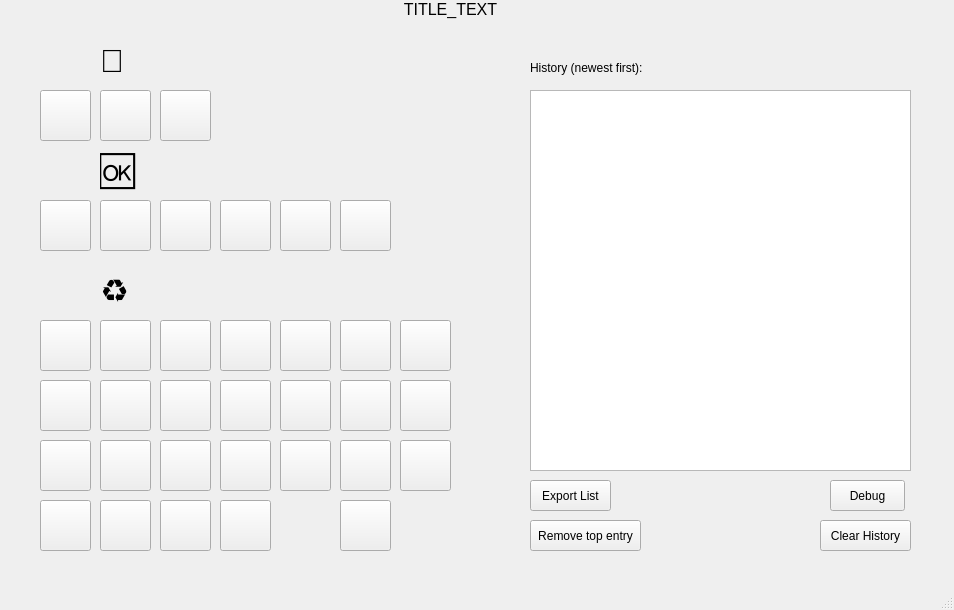
Qt form src/gui_watcher_tracker.ui (ThePi1/poe-gem-arbitrage) before a commit.
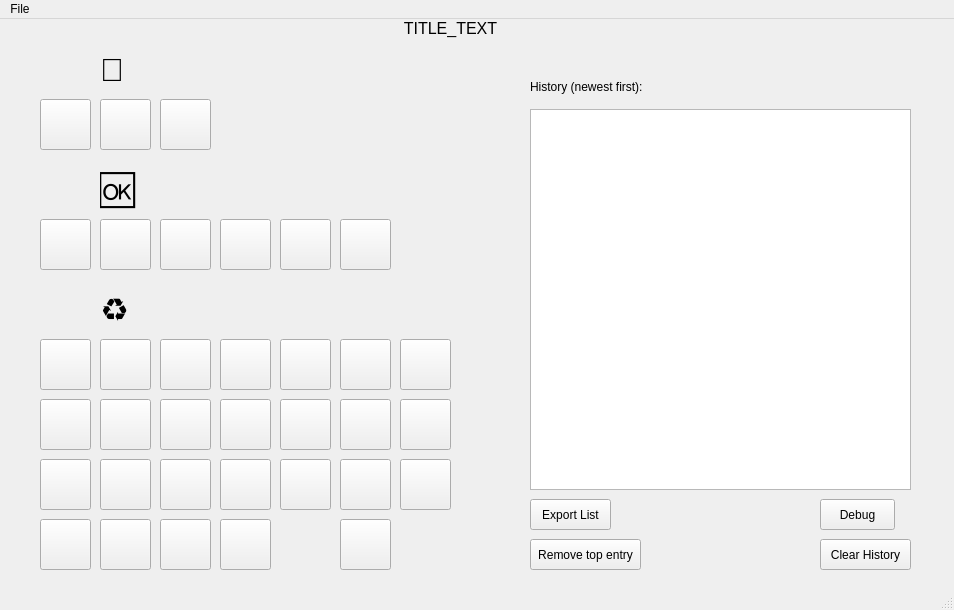
The same form after that commit. Icons and pictures are not drawn.

Commit message: Adding merge and calculate function for watcher calcs (#36)

Diff of the .ui file:
```diff
--- a/src/gui_watcher_tracker.ui
+++ b/src/gui_watcher_tracker.ui
@@ -57,7 +57,7 @@
     <property name="geometry">
      <rect>
       <x>40</x>
-      <y>90</y>
+      <y>80</y>
       <width>51</width>
       <height>51</height>
      </rect>
@@ -83,7 +83,7 @@
     <property name="geometry">
      <rect>
       <x>100</x>
-      <y>40</y>
+      <y>30</y>
       <width>41</width>
       <height>41</height>
      </rect>
@@ -121,8 +121,8 @@
    <widget class="QPushButton" name="pb_gmp">
     <property name="geometry">
      <rect>
-      <x>100</x>
-      <y>90</y>
+      <x>160</x>
+      <y>80</y>
       <width>51</width>
       <height>51</height>
      </rect>
@@ -144,8 +144,8 @@
    <widget class="QPushButton" name="pb_echo">
     <property name="geometry">
      <rect>
-      <x>160</x>
-      <y>90</y>
+      <x>100</x>
+      <y>80</y>
       <width>51</width>
       <height>51</height>
      </rect>
@@ -216,7 +216,7 @@
    <widget class="QPushButton" name="pb_fork">
     <property name="geometry">
      <rect>
-      <x>220</x>
+      <x>340</x>
       <y>200</y>
       <width>51</width>
       <height>51</height>
@@ -239,7 +239,7 @@
    <widget class="QPushButton" name="pb_aoe">
     <property name="geometry">
      <rect>
-      <x>340</x>
+      <x>160</x>
       <y>200</y>
       <width>51</width>
       <height>51</height>
@@ -298,7 +298,7 @@
    <widget class="QPushButton" name="pb_casc">
     <property name="geometry">
      <rect>
-      <x>280</x>
+      <x>100</x>
       <y>200</y>
       <width>51</width>
       <height>51</height>
@@ -321,7 +321,7 @@
    <widget class="QPushButton" name="pb_chain">
     <property name="geometry">
      <rect>
-      <x>100</x>
+      <x>220</x>
       <y>200</y>
       <width>51</width>
       <height>51</height>
@@ -344,7 +344,7 @@
    <widget class="QPushButton" name="pb_coc">
     <property name="geometry">
      <rect>
-      <x>160</x>
+      <x>280</x>
       <y>200</y>
       <width>51</width>
       <height>51</height>
@@ -965,7 +965,7 @@
    <widget class="QPushButton" name="c_pb_debug">
     <property name="geometry">
      <rect>
-      <x>830</x>
+      <x>820</x>
       <y>480</y>
       <width>75</width>
       <height>31</height>
@@ -985,6 +985,13 @@
      <height>22</height>
     </rect>
    </property>
+   <widget class="QMenu" name="menuFile">
+    <property name="title">
+     <string>File</string>
+    </property>
+    <addaction name="actionMerge_Output_CSVs"/>
+   </widget>
+   <addaction name="menuFile"/>
   </widget>
   <widget class="QStatusBar" name="statusbar"/>
  </widget>
```
Left out of the diff: 5 changed lines with no effect on the pictures. The commit also changes 2 other files.
